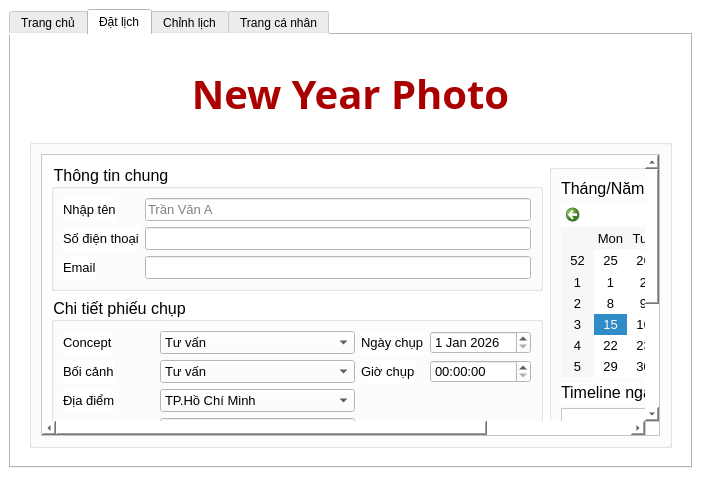
huongntdk25411-dev/-N-KTLT, file ui/MainWindow.ui: the form before one commit.
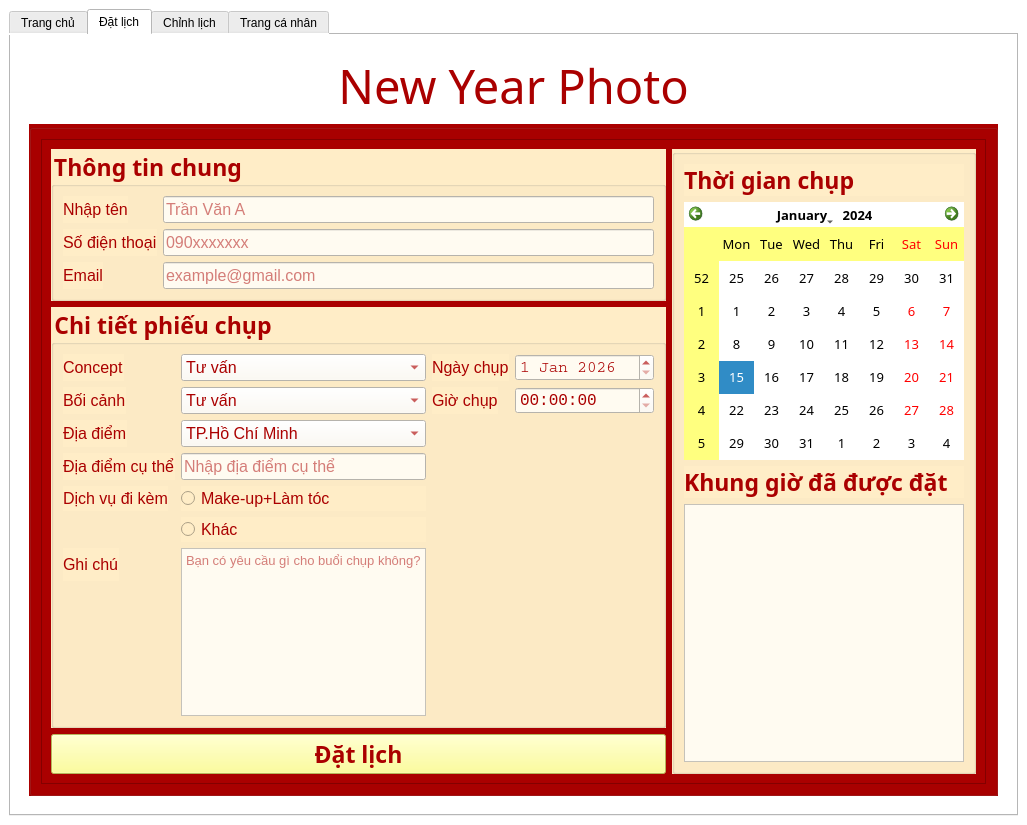
The form after the commit. The open tabs and pages were chosen to show the change. Icons and pictures are not drawn.

The edit to the form file:
```diff
--- a/ui/MainWindow.ui
+++ b/ui/MainWindow.ui
@@ -6,8 +6,8 @@
    <rect>
     <x>0</x>
     <y>0</y>
-    <width>701</width>
-    <height>477</height>
+    <width>1027</width>
+    <height>825</height>
    </rect>
   </property>
   <property name="minimumSize">
@@ -71,6 +71,15 @@
           <layout class="QGridLayout" name="gridLayout_5">
            <item row="1" column="0">
             <widget class="QGroupBox" name="groupBox_2">
+             <property name="font">
+              <font>
+               <family>Tw Cen MT</family>
+               <pointsize>10</pointsize>
+              </font>
+             </property>
+             <property name="styleSheet">
+              <string notr="true">background-color: rgb(170, 0, 0);</string>
+             </property>
              <property name="title">
               <string/>
              </property>
@@ -87,8 +96,8 @@
                     <rect>
                      <x>0</x>
                      <y>0</y>
-                     <width>628</width>
-                     <height>365</height>
+                     <width>1152</width>
+                     <height>637</height>
                     </rect>
                    </property>
                    <layout class="QHBoxLayout" name="horizontalLayout_2">
@@ -98,9 +107,16 @@
                        <widget class="QGroupBox" name="groupBox">
                         <property name="font">
                          <font>
-                          <pointsize>12</pointsize>
+                          <family>Corbel</family>
+                          <pointsize>17</pointsize>
+                          <weight>75</weight>
+                          <bold>true</bold>
                          </font>
                         </property>
+                        <property name="styleSheet">
+                         <string notr="true">background-color: rgb(255, 237, 199);
+color: rgb(170, 0, 0);</string>
+                        </property>
                         <property name="title">
                          <string>Thông tin chung</string>
                         </property>
@@ -111,9 +127,13 @@
                             <widget class="QLabel" name="labelName">
                              <property name="font">
                               <font>
-                               <pointsize>10</pointsize>
+                               <pointsize>12</pointsize>
                               </font>
                              </property>
+                             <property name="styleSheet">
+                              <string notr="true">
+color: rgb(170, 0, 0);</string>
+                             </property>
                              <property name="text">
                               <string>Nhập tên</string>
                              </property>
@@ -123,9 +143,15 @@
                             <widget class="QLineEdit" name="lineEditName">
                              <property name="font">
                               <font>
-                               <pointsize>10</pointsize>
+                               <pointsize>12</pointsize>
                               </font>
                              </property>
+                             <property name="styleSheet">
+                              <string notr="true">background-color: rgb(255, 251, 241);</string>
+                             </property>
+                             <property name="inputMethodHints">
+                              <set>Qt::ImhLatinOnly</set>
+                             </property>
                              <property name="placeholderText">
                               <string>Trần Văn A</string>
                              </property>
@@ -135,9 +161,12 @@
                             <widget class="QLabel" name="labelPhone">
                              <property name="font">
                               <font>
-                               <pointsize>10</pointsize>
+                               <pointsize>12</pointsize>
                               </font>
                              </property>
+                             <property name="styleSheet">
+                              <string notr="true">color: rgb(170, 0, 0);</string>
+                             </property>
                              <property name="text">
                               <string>Số điện thoại</string>
                              </property>
@@ -147,9 +176,12 @@
                             <widget class="QLineEdit" name="lineEditPhone">
                              <property name="font">
                               <font>
-                               <pointsize>10</pointsize>
+                               <pointsize>12</pointsize>
                               </font>
                              </property>
+                             <property name="styleSheet">
+                              <string notr="true">background-color: rgb(255, 251, 241);</string>
+                             </property>
                              <property name="text">
                               <string/>
                              </property>
@@ -160,7 +192,7 @@
                               <number>0</number>
                              </property>
                              <property name="placeholderText">
-                              <string/>
+                              <string>090xxxxxxx</string>
                              </property>
                             </widget>
                            </item>
@@ -168,9 +200,12 @@
                             <widget class="QLabel" name="labelEmail">
                              <property name="font">
                               <font>
-                               <pointsize>10</pointsize>
+                               <pointsize>12</pointsize>
                               </font>
                              </property>
+                             <property name="styleSheet">
+                              <string notr="true">color: rgb(170, 0, 0);</string>
+                             </property>
                              <property name="text">
                               <string>Email</string>
                              </property>
@@ -180,9 +215,18 @@
                             <widget class="QLineEdit" name="lineEditEmail">
                              <property name="font">
                               <font>
-                               <pointsize>10</pointsize>
+                               <pointsize>12</pointsize>
                               </font>
                              </property>
+                             <property name="styleSheet">
+                              <string notr="true">background-color: rgb(255, 251, 241);</string>
+                             </property>
+                             <property name="inputMethodHints">
+                              <set>Qt::ImhEmailCharactersOnly</set>
+                             </property>
+                             <property name="placeholderText">
+                              <string>example@gmail.com</string>
+                             </property>
                             </widget>
                            </item>
                           </layout>
@@ -194,24 +238,114 @@
                        <widget class="QGroupBox" name="groupBoxInformation_3">
                         <property name="font">
                          <font>
-                          <pointsize>12</pointsize>
+                          <family>Corbel</family>
+                          <pointsize>17</pointsize>
+                          <weight>75</weight>
+                          <bold>true</bold>
                          </font>
                         </property>
+                        <property name="styleSheet">
+                         <string notr="true">background-color: rgb(255, 237, 199);
+color: rgb(170, 0, 0);</string>
+                        </property>
                         <property name="title">
                          <string>Chi tiết phiếu chụp</string>
                         </property>
                         <layout class="QGridLayout" name="gridLayout_2">
                          <item row="0" column="1">
                           <layout class="QGridLayout" name="gridLayout">
+                           <item row="0" column="1">
+                            <layout class="QFormLayout" name="formLayout_3">
+                             <item row="0" column="0">
+                              <widget class="QLabel" name="labelDate">
+                               <property name="font">
+                                <font>
+                                 <pointsize>12</pointsize>
+                                </font>
+                               </property>
+                               <property name="styleSheet">
+                                <string notr="true">color: rgb(170, 0, 0);</string>
+                               </property>
+                               <property name="text">
+                                <string>Ngày chụp</string>
+                               </property>
+                              </widget>
+                             </item>
+                             <item row="0" column="1">
+                              <widget class="QDateEdit" name="dateEdit">
+                               <property name="font">
+                                <font>
+                                 <family>Courier</family>
+                                 <pointsize>12</pointsize>
+                                </font>
+                               </property>
+                               <property name="styleSheet">
+                                <string notr="true">background-color: rgb(255, 251, 241);</string>
+                               </property>
+                               <property name="date">
+                                <date>
+                                 <year>2026</year>
+                                 <month>1</month>
+                                 <day>1</day>
+                                </date>
+                               </property>
+                              </widget>
+                             </item>
+                             <item row="2" column="0">
+                              <widget class="QLabel" name="labelTime">
+                               <property name="font">
+                                <font>
+                                 <pointsize>12</pointsize>
+                                </font>
+                               </property>
+                               <property name="styleSheet">
+                                <string notr="true">color: rgb(170, 0, 0);</string>
+                               </property>
+                               <property name="text">
+                                <string>Giờ chụp</string>
+                               </property>
+                              </widget>
+                             </item>
+                             <item row="2" column="1">
+                              <widget class="QTimeEdit" name="timeEdit">
+                               <property name="font">
+                                <font>
+                                 <family>Courier New</family>
+                                 <pointsize>12</pointsize>
+                                </font>
+                               </property>
+                               <property name="styleSheet">
+                                <string notr="true">background-color: rgb(255, 251, 241);</string>
+                               </property>
+                              </widget>
+                             </item>
+                             <item row="3" column="1">
+                              <spacer name="horizontalSpacer">
+                               <property name="orientation">
+                                <enum>Qt::Horizontal</enum>
+                               </property>
+                               <property name="sizeHint" stdset="0">
+                                <size>
+                                 <width>40</width>
+                                 <height>20</height>
+                                </size>
+                               </property>
+                              </spacer>
+                             </item>
+                            </layout>
+                           </item>
                            <item row="0" column="0">
                             <layout class="QFormLayout" name="formLayout_2">
                              <item row="1" column="0">
                               <widget class="QLabel" name="labelConcept">
                                <property name="font">
                                 <font>
-                                 <pointsize>10</pointsize>
+                                 <pointsize>12</pointsize>
                                 </font>
                                </property>
+                               <property name="styleSheet">
+                                <string notr="true">color: rgb(170, 0, 0);</string>
+                               </property>
                                <property name="text">
                                 <string>Concept</string>
                                </property>
@@ -221,9 +355,12 @@
                               <widget class="QComboBox" name="comboBoxConcept">
                                <property name="font">
                                 <font>
-                                 <pointsize>10</pointsize>
+                                 <pointsize>12</pointsize>
                                 </font>
                                </property>
+                               <property name="styleSheet">
+                                <string notr="true">background-color: rgb(255, 251, 241);</string>
+                               </property>
                                <property name="currentText">
                                 <string>Tư vấn</string>
                                </property>
@@ -276,9 +413,12 @@
                               <widget class="QLabel" name="labelConcept_2">
                                <property name="font">
                                 <font>
-                                 <pointsize>10</pointsize>
+                                 <pointsize>12</pointsize>
                                 </font>
                                </property>
+                               <property name="styleSheet">
+                                <string notr="true">color: rgb(170, 0, 0);</string>
+                               </property>
                                <property name="text">
                                 <string>Bối cảnh</string>
                                </property>
@@ -288,9 +428,13 @@
                               <widget class="QComboBox" name="comboBoxConcept_2">
                                <property name="font">
                                 <font>
-                                 <pointsize>10</pointsize>
+                                 <pointsize>12</pointsize>
                                 </font>
                                </property>
+                               <property name="styleSheet">
+                                <string notr="true">
+background-color: rgb(255, 251, 241);</string>
+                               </property>
                                <property name="currentText">
                                 <string>Tư vấn</string>
                                </property>
@@ -314,25 +458,31 @@
                                </item>
                               </widget>
                              </item>
-                             <item row="3" column="0">
+                             <item row="4" column="0">
                               <widget class="QLabel" name="labelPlace">
                                <property name="font">
                                 <font>
-                                 <pointsize>10</pointsize>
+                                 <pointsize>12</pointsize>
                                 </font>
                                </property>
+                               <property name="styleSheet">
+                                <string notr="true">color: rgb(170, 0, 0);</string>
+                               </property>
                                <property name="text">
                                 <string>Địa điểm</string>
                                </property>
                               </widget>
                              </item>
-                             <item row="3" column="1">
+                             <item row="4" column="1">
                               <widget class="QComboBox" name="comboBoxConceptPlace">
                                <property name="font">
                                 <font>
-                                 <pointsize>10</pointsize>
+                                 <pointsize>12</pointsize>
                                 </font>
                                </property>
+                               <property name="styleSheet">
+                                <string notr="true">background-color:rgb(255, 251, 241);</string>
+                               </property>
                                <property name="currentText">
                                 <string>TP.Hồ Chí Minh</string>
                                </property>
@@ -506,30 +656,36 @@
                                </item>
                               </widget>
                              </item>
-                             <item row="5" column="0">
+                             <item row="6" column="0">
                               <widget class="QLabel" name="labelPlace2">
                                <property name="font">
                                 <font>
-                                 <pointsize>10</pointsize>
+                                 <pointsize>12</pointsize>
                                 </font>
                                </property>
+                               <property name="styleSheet">
+                                <string notr="true">color: rgb(170, 0, 0);</string>
+                               </property>
                                <property name="text">
                                 <string>Địa điểm cụ thể</string>
                                </property>
                               </widget>
                              </item>
-                             <item row="5" column="1">
+                             <item row="6" column="1">
                               <widget class="QLineEdit" name="lineEditPlace2">
                                <property name="font">
                                 <font>
-                                 <pointsize>10</pointsize>
+                                 <pointsize>12</pointsize>
                                 </font>
                                </property>
+                               <property name="styleSheet">
+                                <string notr="true">background-color: rgb(255, 251, 241);</string>
+                               </property>
                                <property name="text">
                                 <string/>
                                </property>
                                <property name="maxLength">
-                                <number>10</number>
+                                <number>10000</number>
                                </property>
                                <property name="cursorPosition">
                                 <number>0</number>
@@ -539,23 +695,26 @@
                                </property>
                               </widget>
                              </item>
-                             <item row="9" column="0">
+                             <item row="10" column="0">
                               <widget class="QLabel" name="labelNote">
                                <property name="font">
                                 <font>
-                                 <pointsize>10</pointsize>
+                                 <pointsize>12</pointsize>
                                 </font>
                                </property>
+                               <property name="styleSheet">
+                                <string notr="true">color: rgb(170, 0, 0);</string>
+                               </property>
                                <property name="text">
                                 <string>Ghi chú</string>
                                </property>
                               </widget>
                              </item>
-                             <item row="7" column="1">
+                             <item row="8" column="1">
                               <widget class="QRadioButton" name="radioButtonService1_3">
                                <property name="font">
                                 <font>
-                                 <pointsize>10</pointsize>
+                                 <pointsize>12</pointsize>
                                 </font>
                                </property>
                                <property name="text">
@@ -563,13 +722,22 @@
                                </property>
                               </widget>
                              </item>
-                             <item row="9" column="1">
+                             <item row="10" column="1">
                               <widget class="QTextEdit" name="textEditNote">
+                               <property name="sizePolicy">
+                                <sizepolicy hsizetype="Preferred" vsizetype="Preferred">
+                                 <horstretch>0</horstretch>
+                                 <verstretch>0</verstretch>
+                                </sizepolicy>
+                               </property>
                                <property name="font">
                                 <font>
                                  <pointsize>10</pointsize>
                                 </font>
                                </property>
+                               <property name="styleSheet">
+                                <string notr="true">background-color: rgb(255, 251, 241);</string>
+                               </property>
                                <property name="html">
                                 <string>&lt;!DOCTYPE HTML PUBLIC &quot;-//W3C//DTD HTML 4.0//EN&quot; &quot;http://www.w3.org/TR/REC-html40/strict.dtd&quot;&gt;
 &lt;html&gt;&lt;head&gt;&lt;meta name=&quot;qrichtext&quot; content=&quot;1&quot; /&gt;&lt;style type=&quot;text/css&quot;&gt;
@@ -582,11 +750,11 @@
                                </property>
                               </widget>
                              </item>
-                             <item row="6" column="1">
+                             <item row="7" column="1">
                               <widget class="QRadioButton" name="radioButtonService1">
                                <property name="font">
                                 <font>
-                                 <pointsize>10</pointsize>
+                                 <pointsize>12</pointsize>
                                 </font>
                                </property>
                                <property name="text">
@@ -594,13 +762,16 @@
                                </property>
                               </widget>
                              </item>
-                             <item row="6" column="0">
+                             <item row="7" column="0">
                               <widget class="QLabel" name="labelService">
                                <property name="font">
                                 <font>
-                                 <pointsize>10</pointsize>
+                                 <pointsize>12</pointsize>
                                 </font>
                                </property>
+                               <property name="styleSheet">
+                                <string notr="true">color: rgb(170, 0, 0);</string>
+                               </property>
                                <property name="text">
                                 <string>Dịch vụ đi kèm</string>
                                </property>
@@ -608,59 +779,6 @@
                              </item>
                             </layout>
                            </item>
-                           <item row="0" column="1">
-                            <layout class="QFormLayout" name="formLayout_3">
-                             <item row="0" column="0">
-                              <widget class="QLabel" name="labelDate">
-                               <property name="font">
-                                <font>
-                                 <pointsize>10</pointsize>
-                                </font>
-                               </property>
-                               <property name="text">
-                                <string>Ngày chụp</string>
-                               </property>
-                              </widget>
-                             </item>
-                             <item row="0" column="1">
-                              <widget class="QDateEdit" name="dateEdit">
-                               <property name="font">
-                                <font>
-                                 <pointsize>10</pointsize>
-                                </font>
-                               </property>
-                               <property name="date">
-                                <date>
-                                 <year>2026</year>
-                                 <month>1</month>
-                                 <day>1</day>
-                                </date>
-                               </property>
-                              </widget>
-                             </item>
-                             <item row="1" column="0">
-                              <widget class="QLabel" name="labelTime">
-                               <property name="font">
-                                <font>
-                                 <pointsize>10</pointsize>
-                                </font>
-                               </property>
-                               <property name="text">
-                                <string>Giờ chụp</string>
-                               </property>
-                              </widget>
-                             </item>
-                             <item row="1" column="1">
-                              <widget class="QTimeEdit" name="timeEdit">
-                               <property name="font">
-                                <font>
-                                 <pointsize>10</pointsize>
-                                </font>
-                               </property>
-                              </widget>
-                             </item>
-                            </layout>
-                           </item>
                           </layout>
                          </item>
                         </layout>
@@ -670,10 +788,16 @@
                        <widget class="QPushButton" name="pushButtonBook">
                         <property name="font">
                          <font>
-                          <family>MS Shell Dlg 2</family>
-                          <pointsize>10</pointsize>
+                          <family>Corbel</family>
+                          <pointsize>17</pointsize>
+                          <weight>75</weight>
+                          <bold>true</bold>
                          </font>
                         </property>
+                        <property name="styleSheet">
+                         <string notr="true">background-color: rgb(255, 255, 127);
+color:rgb(170, 0, 0);</string>
+                        </property>
                         <property name="text">
                          <string>Đặt lịch</string>
                         </property>
@@ -689,37 +813,59 @@
                         <height>16777215</height>
                        </size>
                       </property>
+                      <property name="styleSheet">
+                       <string notr="true">background-color: rgb(255, 237, 199);</string>
+                      </property>
                       <property name="title">
                        <string/>
                       </property>
                       <layout class="QVBoxLayout" name="verticalLayout_5">
                        <item>
                         <layout class="QVBoxLayout" name="verticalLayout_8">
+                         <property name="sizeConstraint">
+                          <enum>QLayout::SetDefaultConstraint</enum>
+                         </property>
                          <item>
                           <widget class="QLabel" name="labelCalendar">
                            <property name="font">
                             <font>
-                             <pointsize>12</pointsize>
+                             <family>Corbel</family>
+                             <pointsize>17</pointsize>
+                             <weight>75</weight>
+                             <bold>true</bold>
                             </font>
                            </property>
+                           <property name="styleSheet">
+                            <string notr="true">color: rgb(170, 0, 0);</string>
+                           </property>
                            <property name="text">
-                            <string>Tháng/Năm</string>
+                            <string>Thời gian chụp</string>
                            </property>
                           </widget>
                          </item>
                          <item>
                           <widget class="QCalendarWidget" name="calendarWidget">
-                           <property name="maximumSize">
-                            <size>
-                             <width>1000</width>
-                             <height>16777215</height>
-                            </size>
+                           <property name="sizePolicy">
+                            <sizepolicy hsizetype="Expanding" vsizetype="Expanding">
+                             <horstretch>0</horstretch>
+                             <verstretch>0</verstretch>
+                            </sizepolicy>
                            </property>
                            <property name="font">
                             <font>
+                             <family>Book Antiqua</family>
                              <pointsize>10</pointsize>
+                             <weight>50</weight>
+                             <bold>false</bold>
+                             <strikeout>false</strikeout>
+                             <kerning>false</kerning>
                             </font>
                            </property>
+                           <property name="styleSheet">
+                            <string notr="true">alternate-background-color:rgb(255, 255, 127);
+background-color: rgb(255, 255, 255);
+</string>
+                           </property>
                            <property name="minimumDate">
                             <date>
                              <year>2000</year>
@@ -727,17 +873,38 @@
                              <day>1</day>
                             </date>
                            </property>
+                           <property name="firstDayOfWeek">
+                            <enum>Qt::Monday</enum>
+                           </property>
+                           <property name="gridVisible">
+                            <bool>false</bool>
+                           </property>
+                           <property name="horizontalHeaderFormat">
+                            <enum>QCalendarWidget::ShortDayNames</enum>
+                           </property>
+                           <property name="navigationBarVisible">
+                            <bool>true</bool>
+                           </property>
+                           <property name="dateEditEnabled">
+                            <bool>true</bool>
+                           </property>
                           </widget>
                          </item>
                          <item>
                           <widget class="QLabel" name="labelTimeline">
                            <property name="font">
                             <font>
-                             <pointsize>12</pointsize>
+                             <family>Corbel</family>
+                             <pointsize>17</pointsize>
+                             <weight>75</weight>
+                             <bold>true</bold>
                             </font>
                            </property>
+                           <property name="styleSheet">
+                            <string notr="true">color: rgb(170, 0, 0);</string>
+                           </property>
                            <property name="text">
-                            <string>Timeline ngày đặt</string>
+                            <string>Khung giờ đã được đặt</string>
                            </property>
                           </widget>
                          </item>
@@ -751,9 +918,13 @@
                            </property>
                            <property name="font">
                             <font>
-                             <pointsize>10</pointsize>
+                             <family>Courier</family>
+                             <pointsize>11</pointsize>
                             </font>
                            </property>
+                           <property name="styleSheet">
+                            <string notr="true">background-color: rgb(255, 251, 241);</string>
+                           </property>
                           </widget>
                          </item>
                         </layout>
@@ -771,23 +942,15 @@
             </widget>
            </item>
            <item row="0" column="0">
-            <widget class="QLabel" name="labelHeader_3">
-             <property name="minimumSize">
-              <size>
-               <width>0</width>
-               <height>80</height>
-              </size>
-             </property>
+            <widget class="QLabel" name="label_5">
              <property name="font">
               <font>
                <family>Bauhaus 93</family>
-               <pointsize>30</pointsize>
-               <weight>75</weight>
-               <bold>true</bold>
+               <pointsize>35</pointsize>
               </font>
              </property>
              <property name="styleSheet">
-              <string>color: #aa0000;</string>
+              <string notr="true">color: rgb(170, 0, 0);</string>
              </property>
              <property name="text">
               <string>New Year Photo</string>
@@ -811,32 +974,6 @@
          <widget class="QWidget" name="widget_2" native="true">
           <layout class="QGridLayout" name="gridLayout_7">
            <item row="1" column="0">
-            <widget class="QLabel" name="label_5">
-             <property name="maximumSize">
-              <size>
-               <width>16777215</width>
-               <height>200</height>
-              </size>
-             </property>
-             <property name="font">
-              <font>
-               <family>Bauhaus 93</family>
-               <pointsize>30</pointsize>
-               <weight>75</weight>
-               <bold>true</bold>
-              </font>
-             </property>
-             <property name="text">
-              <string>&lt;html&gt;&lt;head/&gt;&lt;body&gt;&lt;p&gt;&lt;span style=&quot; color:#aa0000;&quot;&gt;New Year Photo&lt;/span&gt;&lt;/p&gt;&lt;/body&gt;&lt;/html&gt;</string>
-             </property>
-             <property name="alignment">
-              <set>Qt::AlignCenter</set>
-             </property>
-            </widget>
-           </item>
-           <item row="2" column="0">
-            <layout class="QVBoxLayout" name="verticalLayout_9">
-             <item>
               <widget class="QGroupBox" name="groupBox_3">
                <property name="minimumSize">
                 <size>
@@ -846,11 +983,9 @@
                </property>
                <property name="font">
                 <font>
-                 <family>MS Shell Dlg 2</family>
-                 <pointsize>10</pointsize>
-                 <weight>9</weight>
-                 <italic>false</italic>
-                 <bold>false</bold>
+               <pointsize>12</pointsize>
+               <weight>75</weight>
+               <bold>true</bold>
                 </font>
                </property>
                <property name="styleSheet">
@@ -902,6 +1037,13 @@
                  <layout class="QHBoxLayout" name="horizontalLayout_6">
                   <item>
                    <widget class="QTableWidget" name="tableWidget">
+                  <property name="font">
+                   <font>
+                    <pointsize>12</pointsize>
+                    <weight>50</weight>
+                    <bold>false</bold>
+                   </font>
+                  </property>
                     <column>
                      <property name="text">
                       <string>Concept</string>
@@ -959,6 +1101,15 @@
                       <layout class="QFormLayout" name="formLayout_4">
                        <item row="0" column="0">
                         <widget class="QLabel" name="LineEditName">
+                       <property name="font">
+                        <font>
+                         <family>MS Shell Dlg 2</family>
+                         <pointsize>10</pointsize>
+                         <weight>9</weight>
+                         <italic>false</italic>
+                         <bold>false</bold>
+                        </font>
+                       </property>
                          <property name="text">
                           <string>Họ và tên</string>
                          </property>
@@ -1063,7 +1214,7 @@
                 <item>
                  <layout class="QHBoxLayout" name="horizontalLayout_3">
                   <item>
-                   <spacer name="horizontalSpacer">
+                 <spacer name="horizontalSpacer_2">
                     <property name="orientation">
                      <enum>Qt::Horizontal</enum>
                     </property>
@@ -1094,10 +1245,29 @@
                </layout>
               </widget>
              </item>
-            </layout>
-           </item>
-           <item row="3" column="0">
-            <layout class="QVBoxLayout" name="verticalLayout_7"/>
+           <item row="0" column="0">
+            <widget class="QLabel" name="label_6">
+             <property name="maximumSize">
+              <size>
+               <width>16777215</width>
+               <height>200</height>
+              </size>
+             </property>
+             <property name="font">
+              <font>
+               <family>Bauhaus 93</family>
+               <pointsize>30</pointsize>
+               <weight>75</weight>
+               <bold>true</bold>
+              </font>
+             </property>
+             <property name="text">
+              <string>&lt;html&gt;&lt;head/&gt;&lt;body&gt;&lt;p&gt;&lt;span style=&quot; color:#aa0000;&quot;&gt;New Year Photo&lt;/span&gt;&lt;/p&gt;&lt;/body&gt;&lt;/html&gt;</string>
+             </property>
+             <property name="alignment">
+              <set>Qt::AlignCenter</set>
+             </property>
+            </widget>
            </item>
           </layout>
          </widget>
```
Lines whose indentation alone changed are shown as unchanged.
